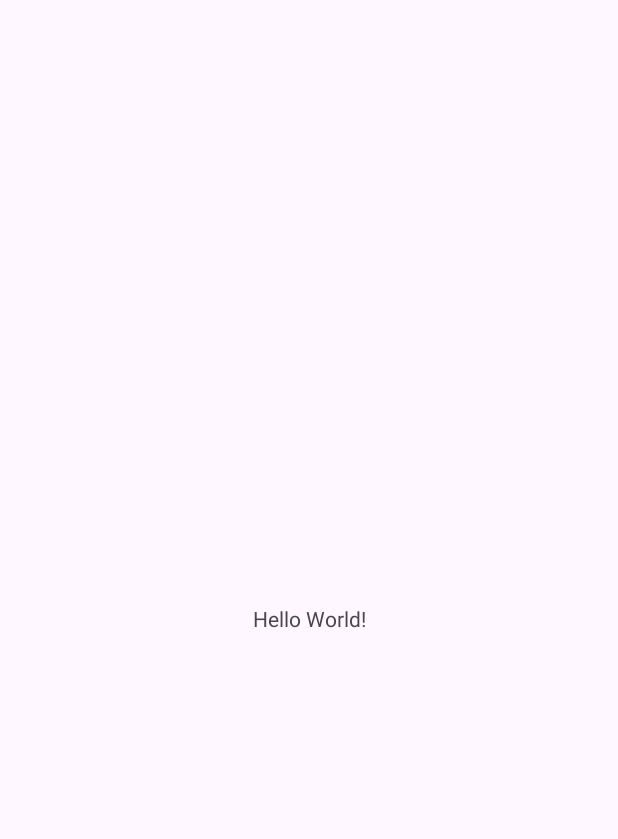
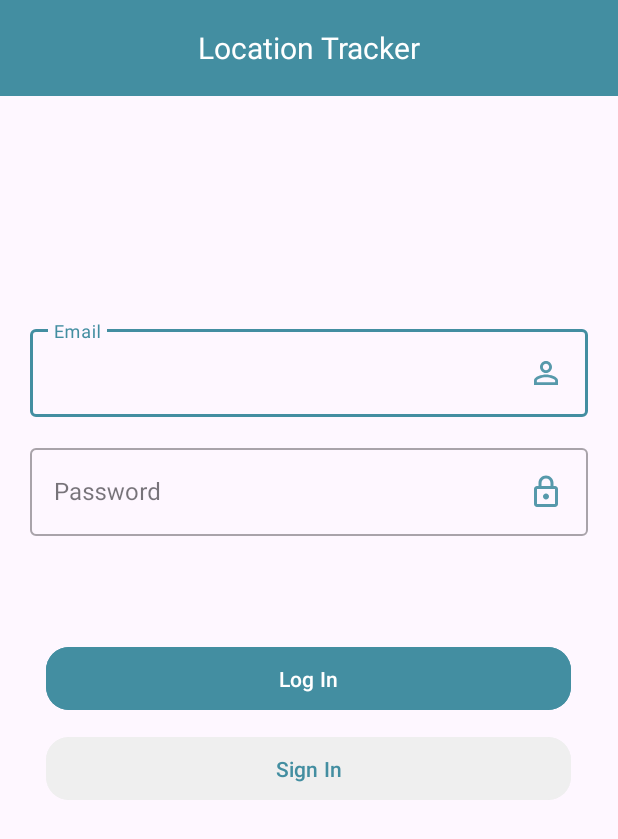
Before and after one commit to anakalemi/Location-Tracker-App, an Android app: the screen it shows after launch (MainActivity before the commit, LogInActivity after it), on a phone screen of 412 x 824 dp. Before the commit the part shown is almost empty. Shown: the top 839 px of the screen. Run offline under Robolectric (Android 15) with nearby library versions, the light colour scheme and no system bars.

Commit message:
firebase authentication

```diff
--- a/app/build.gradle
+++ b/app/build.gradle
@@ -1,5 +1,6 @@
 plugins {
     id 'com.android.application'
+    id 'com.google.gms.google-services'
 }
 
 android {
@@ -33,6 +34,9 @@ dependencies {
     implementation 'androidx.appcompat:appcompat:1.6.1'
     implementation 'com.google.android.material:material:1.5.0'
     implementation 'androidx.constraintlayout:constraintlayout:2.1.4'
+    implementation 'com.google.firebase:firebase-database:20.2.2'
+    implementation 'com.google.firebase:firebase-auth-ktx:22.0.0'
+    implementation 'com.google.firebase:firebase-auth:22.0.0'
     testImplementation 'junit:junit:4.13.2'
     androidTestImplementation 'androidx.test.ext:junit:1.1.5'
     androidTestImplementation 'androidx.test.espresso:espresso-core:3.5.1'
--- /dev/null
+++ b/app/src/main/java/com/example/locationtrackerapp/activities/LogInActivity.java
@@ -0,0 +1,89 @@
+package com.example.locationtrackerapp.activities;
+
+import android.content.Intent;
+import android.os.Bundle;
+import android.text.TextUtils;
+
+import androidx.appcompat.app.AppCompatActivity;
+import androidx.appcompat.widget.Toolbar;
+
+import com.example.locationtrackerapp.R;
+import com.example.locationtrackerapp.utils.FirebaseUtils;
+import com.google.android.material.button.MaterialButton;
+import com.google.android.material.textfield.TextInputEditText;
+import com.google.android.material.textfield.TextInputLayout;
+
+public class LogInActivity extends AppCompatActivity {
+
+    private TextInputLayout emailTextLayout;
+    private TextInputLayout passwordTextLayout;
+
+    private TextInputEditText emailTextInput;
+    private TextInputEditText passwordTextInput;
+
+    MaterialButton logInButton;
+    MaterialButton signInButton;
+
+    Toolbar toolbar;
+
+    @Override
+    protected void onCreate(Bundle savedInstanceState) {
+        super.onCreate(savedInstanceState);
+        setContentView(R.layout.activity_log_in);
+
+        initUIComponents();
+        loadListeners();
+    }
+
+    private void initUIComponents() {
+        toolbar = findViewById(R.id.toolbar);
+
+        emailTextLayout = findViewById(R.id.emailTextLayout);
+        passwordTextLayout = findViewById(R.id.passwordTextLayout);
+
+        emailTextInput = findViewById(R.id.email);
+        passwordTextInput = findViewById(R.id.password);
+
+        logInButton = findViewById(R.id.logInButton);
+        signInButton = findViewById(R.id.signInButton);
+    }
+
+    private void loadListeners() {
+        logInButton.setOnClickListener(v -> logIn());
+
+        signInButton.setOnClickListener(v -> redirectToSignIn());
+    }
+
+    private void redirectToSignIn() {
+        Intent intent = new Intent(this, SignInActivity.class);
+        startActivity(intent);
+    }
+
+    private void logIn() {
+        String email = emailTextInput.getText().toString().trim();
+        String password = passwordTextInput.getText().toString().trim();
+
+        // Validate the input fields
+        if (TextUtils.isEmpty(email)) {
+            emailTextLayout.setError("Please enter an email");
+            return;
+        } else {
+            emailTextLayout.setErrorEnabled(false);
+        }
+
+        if (TextUtils.isEmpty(password)) {
+            passwordTextLayout.setError("Please enter a password");
+            return;
+        } else {
+            passwordTextLayout.setErrorEnabled(false);
+        }
+
+        FirebaseUtils firebaseUtils = new FirebaseUtils(this);
+        firebaseUtils.loginUser(email, password);
+
+        // Clear the input fields
+        emailTextInput.setText("");
+        passwordTextInput.setText("");
+    }
+
+}
--- a/app/src/main/java/com/example/locationtrackerapp/MainActivity.java
+++ b/app/src/main/java/com/example/locationtrackerapp/activities/MainActivity.java
@@ -1,8 +1,10 @@
-package com.example.locationtrackerapp;
+package com.example.locationtrackerapp.activities;
 
 import androidx.appcompat.app.AppCompatActivity;
 
 import android.os.Bundle;
+
+import com.example.locationtrackerapp.R;
 
 public class MainActivity extends AppCompatActivity {
 
--- /dev/null
+++ b/app/src/main/res/drawable/baseline_arrow_back_24.xml
@@ -0,0 +1,5 @@
+<vector android:autoMirrored="true" android:height="24dp"
+    android:tint="#FFFFFF" android:viewportHeight="24"
+    android:viewportWidth="24" android:width="24dp" xmlns:android="http://schemas.android.com/apk/res/android">
+    <path android:fillColor="@android:color/white" android:pathData="M20,11H7.83l5.59,-5.59L12,4l-8,8 8,8 1.41,-1.41L7.83,13H20v-2z"/>
+</vector>
--- /dev/null
+++ b/app/src/main/res/drawable/baseline_person_outline_24.xml
@@ -0,0 +1,11 @@
+<vector xmlns:android="http://schemas.android.com/apk/res/android"
+    android:width="24dp"
+    android:height="24dp"
+    android:alpha="0.9"
+    android:tint="@color/app"
+    android:viewportWidth="24"
+    android:viewportHeight="24">
+    <path
+        android:fillColor="@android:color/white"
+        android:pathData="M12,5.9c1.16,0 2.1,0.94 2.1,2.1s-0.94,2.1 -2.1,2.1S9.9,9.16 9.9,8s0.94,-2.1 2.1,-2.1m0,9c2.97,0 6.1,1.46 6.1,2.1v1.1L5.9,18.1L5.9,17c0,-0.64 3.13,-2.1 6.1,-2.1M12,4C9.79,4 8,5.79 8,8s1.79,4 4,4 4,-1.79 4,-4 -1.79,-4 -4,-4zM12,13c-2.67,0 -8,1.34 -8,4v3h16v-3c0,-2.66 -5.33,-4 -8,-4z" />
+</vector>
--- /dev/null
+++ b/app/src/main/res/drawable/outline_lock_24.xml
@@ -0,0 +1,11 @@
+<vector xmlns:android="http://schemas.android.com/apk/res/android"
+    android:width="24dp"
+    android:height="24dp"
+    android:alpha="0.9"
+    android:tint="@color/app"
+    android:viewportWidth="24"
+    android:viewportHeight="24">
+    <path
+        android:fillColor="@android:color/white"
+        android:pathData="M18,8h-1L17,6c0,-2.76 -2.24,-5 -5,-5S7,3.24 7,6v2L6,8c-1.1,0 -2,0.9 -2,2v10c0,1.1 0.9,2 2,2h12c1.1,0 2,-0.9 2,-2L20,10c0,-1.1 -0.9,-2 -2,-2zM9,6c0,-1.66 1.34,-3 3,-3s3,1.34 3,3v2L9,8L9,6zM18,20L6,20L6,10h12v10zM12,17c1.1,0 2,-0.9 2,-2s-0.9,-2 -2,-2 -2,0.9 -2,2 0.9,2 2,2z" />
+</vector>
--- /dev/null
+++ b/app/src/main/res/layout/activity_log_in.xml
@@ -0,0 +1,82 @@
+<?xml version="1.0" encoding="utf-8"?>
+<RelativeLayout xmlns:android="http://schemas.android.com/apk/res/android"
+    xmlns:app="http://schemas.android.com/apk/res-auto"
+    xmlns:tools="http://schemas.android.com/tools"
+    android:layout_width="match_parent"
+    android:layout_height="match_parent"
+    tools:context=".activities.LogInActivity">
+
+    <include
+        android:id="@+id/custom_toolbar"
+        layout="@layout/custom_toolbar" />
+
+
+    <com.google.android.material.textfield.TextInputLayout
+        android:id="@+id/emailTextLayout"
+        style="@style/Widget.MaterialComponents.TextInputLayout.OutlinedBox"
+        android:layout_width="match_parent"
+        android:layout_height="wrap_content"
+        android:layout_below="@+id/custom_toolbar"
+        android:layout_marginLeft="20dp"
+        android:layout_marginTop="150dp"
+        android:layout_marginRight="20dp"
+        android:hint="@string/email">
+
+        <com.google.android.material.textfield.TextInputEditText
+            android:id="@+id/email"
+            android:layout_width="match_parent"
+            android:layout_height="wrap_content"
+            android:backgroundTint="@color/white"
+            android:drawableEnd="@drawable/baseline_person_outline_24"
+            android:inputType="textEmailAddress"
+            android:selectAllOnFocus="true" />
+    </com.google.android.material.textfield.TextInputLayout>
+
+    <com.google.android.material.textfield.TextInputLayout
+        android:id="@+id/passwordTextLayout"
+        style="@style/Widget.MaterialComponents.TextInputLayout.OutlinedBox"
+        android:layout_width="match_parent"
+        android:layout_height="wrap_content"
+        android:layout_below="@+id/emailTextLayout"
+        android:layout_marginLeft="20dp"
+        android:layout_marginTop="15dp"
+        android:layout_marginRight="20dp"
+        android:hint="@string/password">
+
+        <com.google.android.material.textfield.TextInputEditText
+            android:id="@+id/password"
+            android:layout_width="match_parent"
+            android:layout_height="wrap_content"
+            android:backgroundTint="@color/white"
+            android:drawableEnd="@drawable/outline_lock_24"
+            android:inputType="textPassword"
+            android:selectAllOnFocus="true" />
+    </com.google.android.material.textfield.TextInputLayout>
+
+    <com.google.android.material.button.MaterialButton
+        android:id="@+id/logInButton"
+        android:layout_width="350dp"
+        android:layout_height="50dp"
+        android:layout_below="@+id/passwordTextLayout"
+        android:layout_centerHorizontal="true"
+        android:layout_marginTop="70dp"
+        android:backgroundTint="@color/app"
+        android:elevation="40dp"
+        android:text="@string/log_in"
+        android:textColor="@color/white"
+        app:cornerRadius="15dp" />
+
+    <com.google.android.material.button.MaterialButton
+        android:id="@+id/signInButton"
+        android:layout_width="350dp"
+        android:layout_height="50dp"
+        android:layout_below="@+id/logInButton"
+        android:layout_centerHorizontal="true"
+        android:layout_marginTop="10dp"
+        android:backgroundTint="@color/light_app"
+        android:elevation="40dp"
+        android:text="@string/sign_in"
+        android:textColor="@color/app"
+        app:cornerRadius="15dp" />
+
+</RelativeLayout>
--- a/app/src/main/res/layout/activity_main.xml
+++ b/app/src/main/res/layout/activity_main.xml
@@ -1,18 +1,14 @@
 <?xml version="1.0" encoding="utf-8"?>
-<androidx.constraintlayout.widget.ConstraintLayout xmlns:android="http://schemas.android.com/apk/res/android"
+<RelativeLayout xmlns:android="http://schemas.android.com/apk/res/android"
     xmlns:app="http://schemas.android.com/apk/res-auto"
     xmlns:tools="http://schemas.android.com/tools"
     android:layout_width="match_parent"
     android:layout_height="match_parent"
-    tools:context=".MainActivity">
+    tools:context=".activities.MainActivity">
 
-    <TextView
-        android:layout_width="wrap_content"
-        android:layout_height="wrap_content"
-        android:text="Hello World!"
-        app:layout_constraintBottom_toBottomOf="parent"
-        app:layout_constraintEnd_toEndOf="parent"
-        app:layout_constraintStart_toStartOf="parent"
-        app:layout_constraintTop_toTopOf="parent" />
+    <include
+        android:id="@+id/custom_toolbar"
+        layout="@layout/custom_toolbar" />
 
-</androidx.constraintlayout.widget.ConstraintLayout>
+
+</RelativeLayout>
--- /dev/null
+++ b/app/src/main/res/layout/custom_toolbar.xml
@@ -0,0 +1,24 @@
+<?xml version="1.0" encoding="utf-8"?>
+<RelativeLayout xmlns:android="http://schemas.android.com/apk/res/android"
+    xmlns:app="http://schemas.android.com/apk/res-auto"
+    android:layout_width="match_parent"
+    android:layout_height="wrap_content">
+
+    <androidx.appcompat.widget.Toolbar
+        android:id="@+id/toolbar"
+        android:layout_width="match_parent"
+        android:layout_height="wrap_content"
+        android:layout_alignParentTop="true"
+        android:background="@color/app">
+
+        <TextView
+            android:id="@+id/toolbar_title"
+            android:layout_width="wrap_content"
+            android:layout_height="wrap_content"
+            android:layout_gravity="center"
+            android:text="@string/location_tracker"
+            android:textColor="@color/white"
+            android:textSize="20sp" />
+    </androidx.appcompat.widget.Toolbar>
+
+</RelativeLayout>
--- a/app/src/main/res/values-night/themes.xml
+++ b/app/src/main/res/values-night/themes.xml
@@ -1,7 +1,18 @@
 <resources xmlns:tools="http://schemas.android.com/tools">
     <!-- Base application theme. -->
-    <style name="Base.Theme.LocationTrackerApp" parent="Theme.Material3.DayNight.NoActionBar">
-        <!-- Customize your dark theme here. -->
-        <!-- <item name="colorPrimary">@color/my_dark_primary</item> -->
+    <style name="Base.Theme.LocationTrackerApp" parent="Theme.Material3.Light.NoActionBar">
+        <!-- Primary brand color. -->
+        <item name="colorPrimary">@color/app</item>
+        <item name="colorPrimaryDark">@color/app</item>
+        <item name="colorPrimaryVariant">@color/app</item>
+        <item name="colorOnPrimary">@color/white</item>
+        <!-- Secondary brand color. -->
+        <item name="colorSecondary">@color/app</item>
+        <item name="colorSecondaryVariant">@color/app</item>
+        <item name="colorOnSecondary">@color/black</item>
+        <!-- Status bar color. -->
+        <item name="android:statusBarColor" tools:targetApi="l">?attr/colorPrimaryVariant</item>
+        <!-- Customize your theme here. -->
+
     </style>
 </resources>
--- a/app/src/main/res/values/colors.xml
+++ b/app/src/main/res/values/colors.xml
@@ -2,4 +2,6 @@
 <resources>
     <color name="black">#FF000000</color>
     <color name="white">#FFFFFFFF</color>
+    <color name="light_app">#D7EFEFEF</color>
+    <color name="app">#438EA1</color>
 </resources>
--- a/app/src/main/res/values/strings.xml
+++ b/app/src/main/res/values/strings.xml
@@ -1,3 +1,10 @@
 <resources>
     <string name="app_name">LocationTrackerApp</string>
+    <string name="location_tracker">Location Tracker</string>
+    <string name="username">Username</string>
+    <string name="password">Password</string>
+    <string name="log_in">Log In</string>
+    <string name="sign_in">Sign In</string>
+    <string name="name">Name</string>
+    <string name="email">Email</string>
 </resources>
--- a/app/src/main/res/values/themes.xml
+++ b/app/src/main/res/values/themes.xml
@@ -1,9 +1,23 @@
 <resources xmlns:tools="http://schemas.android.com/tools">
     <!-- Base application theme. -->
-    <style name="Base.Theme.LocationTrackerApp" parent="Theme.Material3.DayNight.NoActionBar">
+    <style name="Base.Theme.LocationTrackerApp" parent="Theme.Material3.Light.NoActionBar">
         <!-- Customize your light theme here. -->
-        <!-- <item name="colorPrimary">@color/my_light_primary</item> -->
+        <!-- Primary brand color. -->
+        <item name="colorPrimary">@color/app</item>
+        <item name="colorPrimaryDark">@color/app</item>
+        <item name="colorPrimaryVariant">@color/app</item>
+        <item name="colorOnPrimary">@color/white</item>
+        <!-- Secondary brand color. -->
+        <item name="colorSecondary">@color/app</item>
+        <item name="colorSecondaryVariant">@color/app</item>
+        <item name="colorOnSecondary">@color/black</item>
+        <!-- Status bar color. -->
+        <item name="android:statusBarColor" tools:targetApi="l">?attr/colorPrimaryVariant</item>
+        <!-- Customize your theme here. -->
+
     </style>
+
+
 
     <style name="Theme.LocationTrackerApp" parent="Base.Theme.LocationTrackerApp" />
 </resources>
--- a/build.gradle
+++ b/build.gradle
@@ -1,4 +1,8 @@
-// Top-level build file where you can add configuration options common to all sub-projects/modules.
+buildscript {
+    dependencies {
+        classpath 'com.google.gms:google-services:4.3.15'
+    }
+}// Top-level build file where you can add configuration options common to all sub-projects/modules.
 plugins {
     id 'com.android.application' version '8.0.0' apply false
     id 'com.android.library' version '8.0.0' apply false
```
Also changed, not shown: app/src/main/AndroidManifest.xml (+7 -1 lines), app/src/main/java/com/example/locationtrackerapp/activities/SignInActivity.java (added, +102 -0 lines), app/src/main/java/com/example/locationtrackerapp/utils/FirebaseUtils.java (added, +69 -0 lines), app/src/main/res/layout/activity_sign_in.xml (added, +100 -0 lines), app/src/main/res/layout/location_tracker_toolbar.xml (added, +29 -0 lines).
